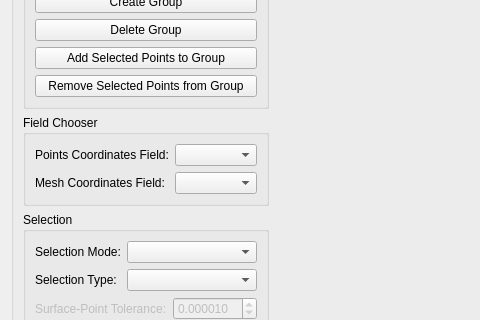
Qt form mapclientplugins/pointcloudpartitionerstep/qt/pointcloudpartitionerwidget.ui (tsalemink/pointcloudpartitionerstep) before a commit; both pictures show x 0 to 480 and y 128 to 448 of the 884 by 730 pixel window.
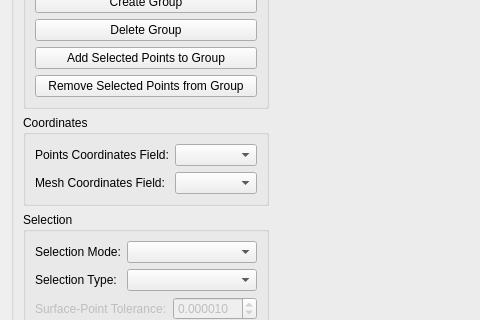
The same form after that commit. Custom widgets are drawn as their Qt base class.

Commit message: Rename "Field Chooser" UI section to "Coordinates"

```diff
--- a/mapclientplugins/pointcloudpartitionerstep/qt/pointcloudpartitionerwidget.ui
+++ b/mapclientplugins/pointcloudpartitionerstep/qt/pointcloudpartitionerwidget.ui
@@ -84,7 +84,7 @@
         <item>
          <widget class="QGroupBox" name="groupBox_7">
           <property name="title">
-           <string>Field Chooser</string>
+           <string>Coordinates</string>
           </property>
           <layout class="QVBoxLayout" name="verticalLayout_8">
            <item>
```
The commit also changes 1 other file.
